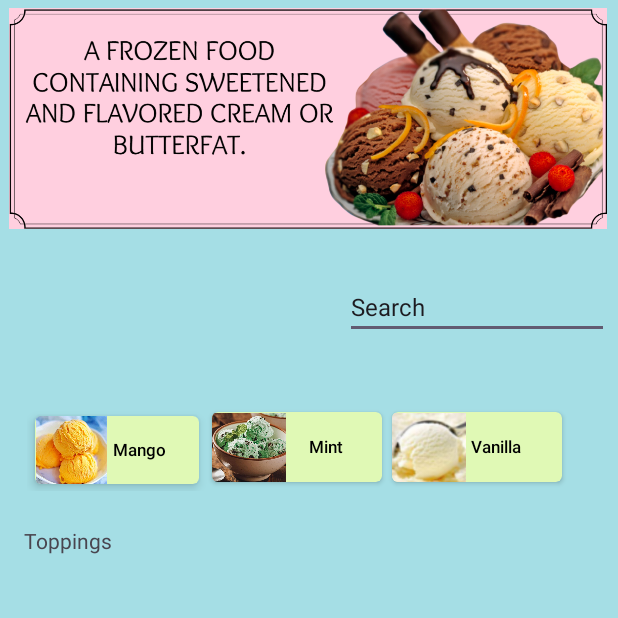
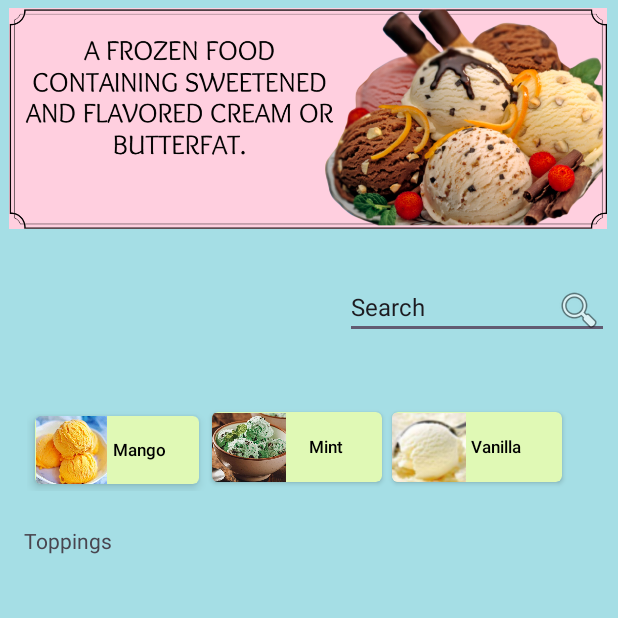
Before and after one commit to t01yo/ice-cream-calculator-android, an Android app: the HomeActivity screen opened directly, with no data from a screen before it, on a phone screen of 412 x 824 dp, the top half of it. Run offline under Robolectric (Android 15) with nearby library versions, the phone set to English and light mode, and no system bars; Roboto replaces fonts that are not available here.

Commit message:
added search icon

```diff
--- a/app/src/main/res/layout/activity_home.xml
+++ b/app/src/main/res/layout/activity_home.xml
@@ -35,6 +35,7 @@
         android:id="@+id/editTextText"
         android:layout_width="176dp"
         android:layout_height="38dp"
+        android:drawableRight="@android:drawable/ic_menu_search"
         android:ems="10"
         android:inputType="text"
         android:text="Search"
```
